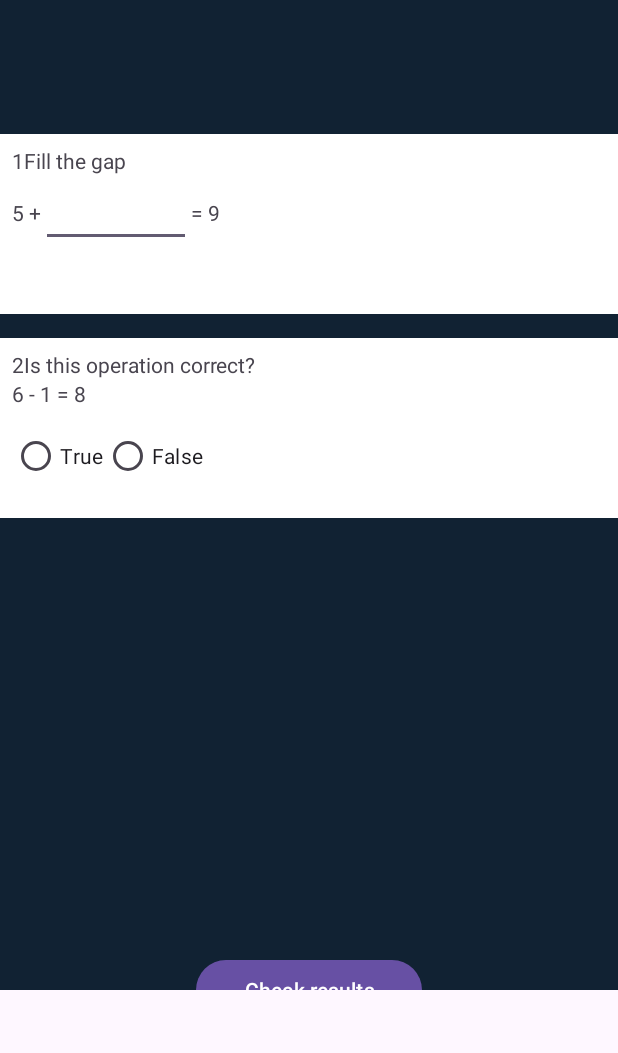
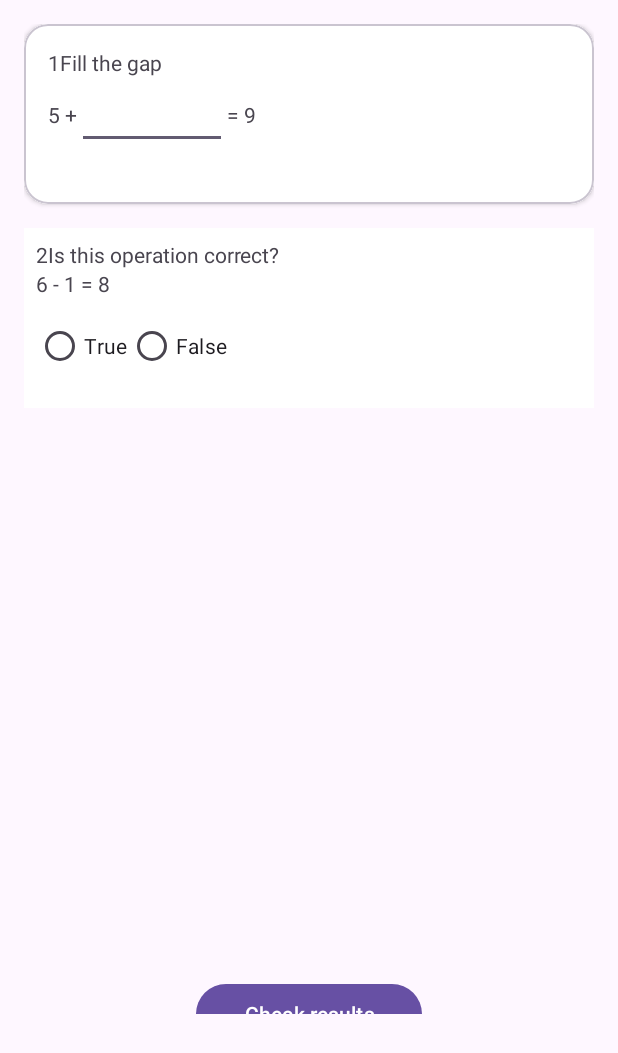
Before and after one commit to florscolari/TECH4300A2, an Android app: the screen it shows after launch (MainActivity), on a phone screen of 412 x 824 dp. Shown: the top 1053 px of the screen. Run offline under Robolectric (Android 15) with nearby library versions, the phone set to English and light mode, and no system bars.

Commit message:
material card added as wrapper for each card to have card styles and flexibility

```diff
--- a/app/src/main/res/layout/activity_main.xml
+++ b/app/src/main/res/layout/activity_main.xml
@@ -8,6 +8,7 @@
     android:layout_height="match_parent"
     android:scrollbars="vertical"
     android:fadingEdge="none"
+    android:layout_margin="16dp"
     >
     <!-- START Only Child for a ScrollView -->
     <androidx.constraintlayout.widget.ConstraintLayout
@@ -15,8 +16,18 @@
         android:layout_width="match_parent"
         android:layout_height="wrap_content"
         tools:context=".MainActivity"
-        android:background="#123"
-        android:padding="16dp">
+        >
+
+        <!-- START Material card test wrapping constraint into this -->
+        <com.google.android.material.card.MaterialCardView
+            android:id="@+id/matCard1"
+            android:layout_width="match_parent"
+            android:layout_height="wrap_content"
+            app:cardCornerRadius="16dp"
+            app:cardElevation="2dp"
+            app:layout_constraintEnd_toStartOf="parent"
+            app:layout_constraintStart_toStartOf="parent"
+            app:layout_constraintTop_toTopOf="parent" >
 
             <!--START Card 1 using a ConstraintLayout -->
             <androidx.constraintlayout.widget.ConstraintLayout
@@ -24,7 +35,8 @@
                 android:layout_width="match_parent"
                 android:layout_height="120dp"
                 android:background="#fff"
-            android:padding="8dp"
+                android:padding="16dp"
+
                 app:layout_constraintEnd_toStartOf="@+id/guideline"
                 app:layout_constraintStart_toStartOf="@+id/vLeft"
                 app:layout_constraintTop_toTopOf="@+id/hTop">
@@ -91,7 +103,7 @@
 
             </androidx.constraintlayout.widget.ConstraintLayout>
             <!-- END Card 1 -->
-
+        </com.google.android.material.card.MaterialCardView>
         <!--START Card 2 using a ConstraintLayout -->
         <androidx.constraintlayout.widget.ConstraintLayout
             android:id="@+id/card2"
@@ -102,7 +114,7 @@
             android:padding="8dp"
             app:layout_constraintEnd_toStartOf="@+id/guideline"
             app:layout_constraintStart_toStartOf="@+id/vLeft"
-            app:layout_constraintTop_toBottomOf="@+id/card1">
+            app:layout_constraintTop_toBottomOf="@+id/matCard1">
 
 
             <TextView
```
Lines whose indentation alone changed are shown as unchanged.
